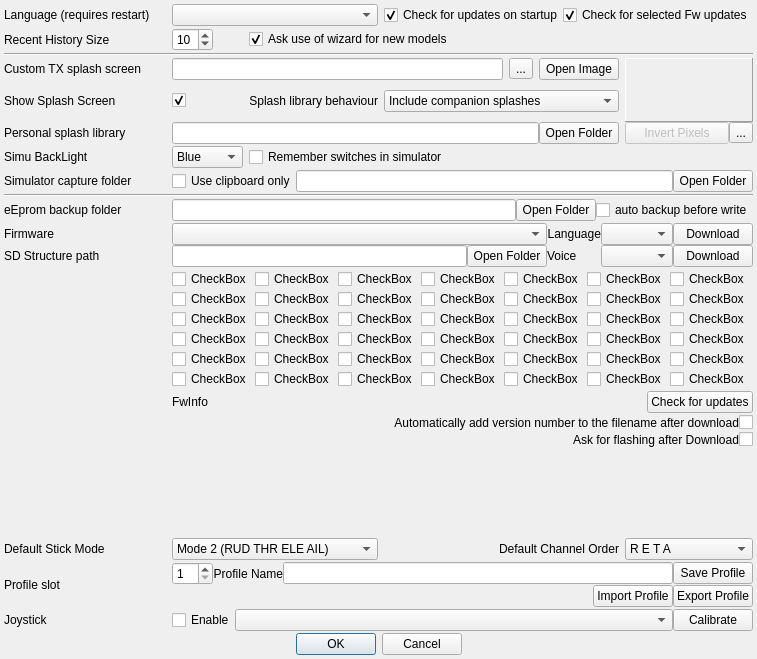
This is src/preferencesdialog.ui in roberto1903/companion9x as Qt 5 draws it before an edit. The edited form follows.
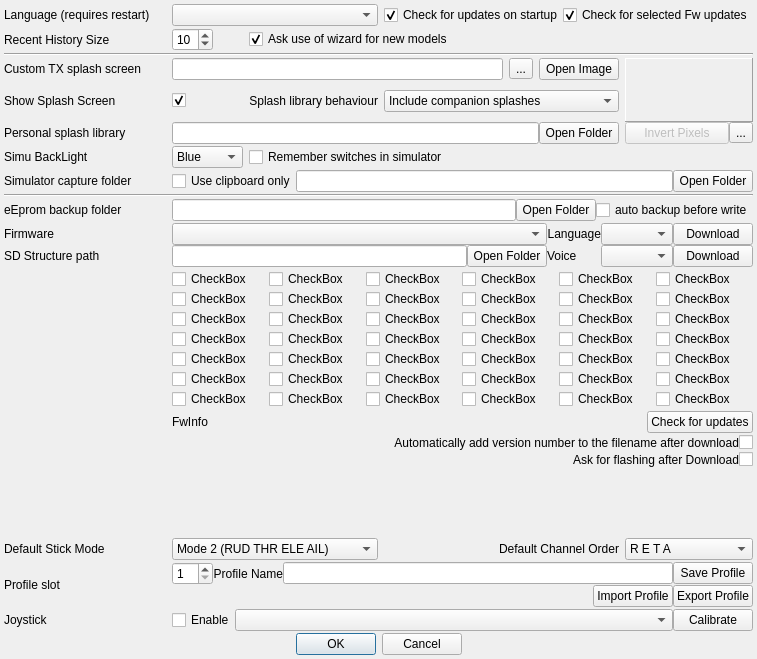
This is the edited form. Icons and pictures are not drawn.

What changed in the file:
```diff
--- a/src/preferencesdialog.ui
+++ b/src/preferencesdialog.ui
@@ -1019,12 +1019,421 @@
     </layout>
    </item>
    <item row="19" column="1" colspan="4">
-    <layout class="QGridLayout" name="gridLayout" columnstretch="1,1,1,1,1,1,1">
+    <layout class="QGridLayout" name="gridLayout" columnstretch="0,0,0,0,0,0">
      <property name="sizeConstraint">
       <enum>QLayout::SetMaximumSize</enum>
      </property>
-     <item row="0" column="5">
-      <widget class="QCheckBox" name="optionCheckBox_6">
+     <item row="4" column="0">
+      <widget class="QCheckBox" name="optionCheckBox_25">
+       <property name="sizePolicy">
+        <sizepolicy hsizetype="MinimumExpanding" vsizetype="Fixed">
+         <horstretch>0</horstretch>
+         <verstretch>0</verstretch>
+        </sizepolicy>
+       </property>
+       <property name="text">
+        <string>CheckBox</string>
+       </property>
+      </widget>
+     </item>
+     <item row="3" column="2">
+      <widget class="QCheckBox" name="optionCheckBox_21">
+       <property name="sizePolicy">
+        <sizepolicy hsizetype="MinimumExpanding" vsizetype="Fixed">
+         <horstretch>0</horstretch>
+         <verstretch>0</verstretch>
+        </sizepolicy>
+       </property>
+       <property name="text">
+        <string>CheckBox</string>
+       </property>
+      </widget>
+     </item>
+     <item row="5" column="3">
+      <widget class="QCheckBox" name="optionCheckBox_34">
+       <property name="sizePolicy">
+        <sizepolicy hsizetype="MinimumExpanding" vsizetype="Fixed">
+         <horstretch>0</horstretch>
+         <verstretch>0</verstretch>
+        </sizepolicy>
+       </property>
+       <property name="text">
+        <string>CheckBox</string>
+       </property>
+      </widget>
+     </item>
+     <item row="6" column="1">
+      <widget class="QCheckBox" name="optionCheckBox_38">
+       <property name="sizePolicy">
+        <sizepolicy hsizetype="MinimumExpanding" vsizetype="Fixed">
+         <horstretch>0</horstretch>
+         <verstretch>0</verstretch>
+        </sizepolicy>
+       </property>
+       <property name="text">
+        <string>CheckBox</string>
+       </property>
+      </widget>
+     </item>
+     <item row="1" column="0">
+      <widget class="QCheckBox" name="optionCheckBox_7">
+       <property name="sizePolicy">
+        <sizepolicy hsizetype="MinimumExpanding" vsizetype="Fixed">
+         <horstretch>0</horstretch>
+         <verstretch>0</verstretch>
+        </sizepolicy>
+       </property>
+       <property name="text">
+        <string>CheckBox</string>
+       </property>
+      </widget>
+     </item>
+     <item row="2" column="3">
+      <widget class="QCheckBox" name="optionCheckBox_16">
+       <property name="sizePolicy">
+        <sizepolicy hsizetype="MinimumExpanding" vsizetype="Fixed">
+         <horstretch>0</horstretch>
+         <verstretch>0</verstretch>
+        </sizepolicy>
+       </property>
+       <property name="text">
+        <string>CheckBox</string>
+       </property>
+      </widget>
+     </item>
+     <item row="6" column="5">
+      <widget class="QCheckBox" name="optionCheckBox_42">
+       <property name="sizePolicy">
+        <sizepolicy hsizetype="MinimumExpanding" vsizetype="Fixed">
+         <horstretch>0</horstretch>
+         <verstretch>0</verstretch>
+        </sizepolicy>
+       </property>
+       <property name="text">
+        <string>CheckBox</string>
+       </property>
+      </widget>
+     </item>
+     <item row="1" column="4">
+      <widget class="QCheckBox" name="optionCheckBox_11">
+       <property name="sizePolicy">
+        <sizepolicy hsizetype="MinimumExpanding" vsizetype="Fixed">
+         <horstretch>0</horstretch>
+         <verstretch>0</verstretch>
+        </sizepolicy>
+       </property>
+       <property name="text">
+        <string>CheckBox</string>
+       </property>
+      </widget>
+     </item>
+     <item row="1" column="5">
+      <widget class="QCheckBox" name="optionCheckBox_12">
+       <property name="sizePolicy">
+        <sizepolicy hsizetype="MinimumExpanding" vsizetype="Fixed">
+         <horstretch>0</horstretch>
+         <verstretch>0</verstretch>
+        </sizepolicy>
+       </property>
+       <property name="text">
+        <string>CheckBox</string>
+       </property>
+      </widget>
+     </item>
+     <item row="3" column="3">
+      <widget class="QCheckBox" name="optionCheckBox_22">
+       <property name="sizePolicy">
+        <sizepolicy hsizetype="MinimumExpanding" vsizetype="Fixed">
+         <horstretch>0</horstretch>
+         <verstretch>0</verstretch>
+        </sizepolicy>
+       </property>
+       <property name="text">
+        <string>CheckBox</string>
+       </property>
+      </widget>
+     </item>
+     <item row="6" column="3">
+      <widget class="QCheckBox" name="optionCheckBox_40">
+       <property name="sizePolicy">
+        <sizepolicy hsizetype="MinimumExpanding" vsizetype="Fixed">
+         <horstretch>0</horstretch>
+         <verstretch>0</verstretch>
+        </sizepolicy>
+       </property>
+       <property name="text">
+        <string>CheckBox</string>
+       </property>
+      </widget>
+     </item>
+     <item row="3" column="5">
+      <widget class="QCheckBox" name="optionCheckBox_24">
+       <property name="sizePolicy">
+        <sizepolicy hsizetype="MinimumExpanding" vsizetype="Fixed">
+         <horstretch>0</horstretch>
+         <verstretch>0</verstretch>
+        </sizepolicy>
+       </property>
+       <property name="text">
+        <string>CheckBox</string>
+       </property>
+      </widget>
+     </item>
+     <item row="4" column="3">
+      <widget class="QCheckBox" name="optionCheckBox_28">
+       <property name="sizePolicy">
+        <sizepolicy hsizetype="MinimumExpanding" vsizetype="Fixed">
+         <horstretch>0</horstretch>
+         <verstretch>0</verstretch>
+        </sizepolicy>
+       </property>
+       <property name="text">
+        <string>CheckBox</string>
+       </property>
+      </widget>
+     </item>
+     <item row="5" column="1">
+      <widget class="QCheckBox" name="optionCheckBox_32">
+       <property name="sizePolicy">
+        <sizepolicy hsizetype="MinimumExpanding" vsizetype="Fixed">
+         <horstretch>0</horstretch>
+         <verstretch>0</verstretch>
+        </sizepolicy>
+       </property>
+       <property name="text">
+        <string>CheckBox</string>
+       </property>
+      </widget>
+     </item>
+     <item row="2" column="5">
+      <widget class="QCheckBox" name="optionCheckBox_18">
+       <property name="sizePolicy">
+        <sizepolicy hsizetype="MinimumExpanding" vsizetype="Fixed">
+         <horstretch>0</horstretch>
+         <verstretch>0</verstretch>
+        </sizepolicy>
+       </property>
+       <property name="text">
+        <string>CheckBox</string>
+       </property>
+      </widget>
+     </item>
+     <item row="4" column="4">
+      <widget class="QCheckBox" name="optionCheckBox_29">
+       <property name="sizePolicy">
+        <sizepolicy hsizetype="MinimumExpanding" vsizetype="Fixed">
+         <horstretch>0</horstretch>
+         <verstretch>0</verstretch>
+        </sizepolicy>
+       </property>
+       <property name="text">
+        <string>CheckBox</string>
+       </property>
+      </widget>
+     </item>
+     <item row="2" column="4">
+      <widget class="QCheckBox" name="optionCheckBox_17">
+       <property name="sizePolicy">
+        <sizepolicy hsizetype="MinimumExpanding" vsizetype="Fixed">
+         <horstretch>0</horstretch>
+         <verstretch>0</verstretch>
+        </sizepolicy>
+       </property>
+       <property name="text">
+        <string>CheckBox</string>
+       </property>
+      </widget>
+     </item>
+     <item row="6" column="4">
+      <widget class="QCheckBox" name="optionCheckBox_41">
+       <property name="sizePolicy">
+        <sizepolicy hsizetype="MinimumExpanding" vsizetype="Fixed">
+         <horstretch>0</horstretch>
+         <verstretch>0</verstretch>
+        </sizepolicy>
+       </property>
+       <property name="text">
+        <string>CheckBox</string>
+       </property>
+      </widget>
+     </item>
+     <item row="5" column="5">
+      <widget class="QCheckBox" name="optionCheckBox_36">
+       <property name="sizePolicy">
+        <sizepolicy hsizetype="MinimumExpanding" vsizetype="Fixed">
+         <horstretch>0</horstretch>
+         <verstretch>0</verstretch>
+        </sizepolicy>
+       </property>
+       <property name="text">
+        <string>CheckBox</string>
+       </property>
+      </widget>
+     </item>
+     <item row="5" column="0">
+      <widget class="QCheckBox" name="optionCheckBox_31">
+       <property name="sizePolicy">
+        <sizepolicy hsizetype="MinimumExpanding" vsizetype="Fixed">
+         <horstretch>0</horstretch>
+         <verstretch>0</verstretch>
+        </sizepolicy>
+       </property>
+       <property name="text">
+        <string>CheckBox</string>
+       </property>
+      </widget>
+     </item>
+     <item row="2" column="2">
+      <widget class="QCheckBox" name="optionCheckBox_15">
+       <property name="sizePolicy">
+        <sizepolicy hsizetype="MinimumExpanding" vsizetype="Fixed">
+         <horstretch>0</horstretch>
+         <verstretch>0</verstretch>
+        </sizepolicy>
+       </property>
+       <property name="text">
+        <string>CheckBox</string>
+       </property>
+      </widget>
+     </item>
+     <item row="2" column="0">
+      <widget class="QCheckBox" name="optionCheckBox_13">
+       <property name="sizePolicy">
+        <sizepolicy hsizetype="MinimumExpanding" vsizetype="Fixed">
+         <horstretch>0</horstretch>
+         <verstretch>0</verstretch>
+        </sizepolicy>
+       </property>
+       <property name="text">
+        <string>CheckBox</string>
+       </property>
+      </widget>
+     </item>
+     <item row="5" column="4">
+      <widget class="QCheckBox" name="optionCheckBox_35">
+       <property name="sizePolicy">
+        <sizepolicy hsizetype="MinimumExpanding" vsizetype="Fixed">
+         <horstretch>0</horstretch>
+         <verstretch>0</verstretch>
+        </sizepolicy>
+       </property>
+       <property name="text">
+        <string>CheckBox</string>
+       </property>
+      </widget>
+     </item>
+     <item row="3" column="1">
+      <widget class="QCheckBox" name="optionCheckBox_20">
+       <property name="sizePolicy">
+        <sizepolicy hsizetype="MinimumExpanding" vsizetype="Fixed">
+         <horstretch>0</horstretch>
+         <verstretch>0</verstretch>
+        </sizepolicy>
+       </property>
+       <property name="text">
+        <string>CheckBox</string>
+       </property>
+      </widget>
+     </item>
+     <item row="1" column="3">
+      <widget class="QCheckBox" name="optionCheckBox_10">
+       <property name="sizePolicy">
+        <sizepolicy hsizetype="MinimumExpanding" vsizetype="Fixed">
+         <horstretch>0</horstretch>
+         <verstretch>0</verstretch>
+        </sizepolicy>
+       </property>
+       <property name="text">
+        <string>CheckBox</string>
+       </property>
+      </widget>
+     </item>
+     <item row="3" column="0">
+      <widget class="QCheckBox" name="optionCheckBox_19">
+       <property name="sizePolicy">
+        <sizepolicy hsizetype="MinimumExpanding" vsizetype="Fixed">
+         <horstretch>0</horstretch>
+         <verstretch>0</verstretch>
+        </sizepolicy>
+       </property>
+       <property name="text">
+        <string>CheckBox</string>
+       </property>
+      </widget>
+     </item>
+     <item row="4" column="1">
+      <widget class="QCheckBox" name="optionCheckBox_26">
+       <property name="sizePolicy">
+        <sizepolicy hsizetype="MinimumExpanding" vsizetype="Fixed">
+         <horstretch>0</horstretch>
+         <verstretch>0</verstretch>
+        </sizepolicy>
+       </property>
+       <property name="text">
+        <string>CheckBox</string>
+       </property>
+      </widget>
+     </item>
+     <item row="6" column="2">
+      <widget class="QCheckBox" name="optionCheckBox_39">
+       <property name="sizePolicy">
+        <sizepolicy hsizetype="MinimumExpanding" vsizetype="Fixed">
+         <horstretch>0</horstretch>
+         <verstretch>0</verstretch>
+        </sizepolicy>
+       </property>
+       <property name="text">
+        <string>CheckBox</string>
+       </property>
+      </widget>
+     </item>
+     <item row="1" column="1">
+      <widget class="QCheckBox" name="optionCheckBox_8">
+       <property name="sizePolicy">
+        <sizepolicy hsizetype="MinimumExpanding" vsizetype="Fixed">
+         <horstretch>0</horstretch>
+         <verstretch>0</verstretch>
+        </sizepolicy>
+       </property>
+       <property name="text">
+        <string>CheckBox</string>
+       </property>
+      </widget>
+     </item>
+     <item row="1" column="2">
+      <widget class="QCheckBox" name="optionCheckBox_9">
+       <property name="sizePolicy">
+        <sizepolicy hsizetype="MinimumExpanding" vsizetype="Fixed">
+         <horstretch>0</horstretch>
+         <verstretch>0</verstretch>
+        </sizepolicy>
+       </property>
+       <property name="text">
+        <string>CheckBox</string>
+       </property>
+      </widget>
+     </item>
+     <item row="5" column="2">
+      <widget class="QCheckBox" name="optionCheckBox_33">
+       <property name="sizePolicy">
+        <sizepolicy hsizetype="MinimumExpanding" vsizetype="Fixed">
+         <horstretch>0</horstretch>
+         <verstretch>0</verstretch>
+        </sizepolicy>
+       </property>
+       <property name="text">
+        <string>CheckBox</string>
+       </property>
+      </widget>
+     </item>
+     <item row="4" column="5">
+      <widget class="QCheckBox" name="optionCheckBox_30">
+       <property name="sizePolicy">
+        <sizepolicy hsizetype="MinimumExpanding" vsizetype="Fixed">
+         <horstretch>0</horstretch>
+         <verstretch>0</verstretch>
+        </sizepolicy>
+       </property>
        <property name="text">
         <string>CheckBox</string>
        </property>
@@ -1032,6 +1441,25 @@
      </item>
      <item row="0" column="3">
       <widget class="QCheckBox" name="optionCheckBox_4">
+       <property name="sizePolicy">
+        <sizepolicy hsizetype="MinimumExpanding" vsizetype="Fixed">
+         <horstretch>0</horstretch>
+         <verstretch>0</verstretch>
+        </sizepolicy>
+       </property>
+       <property name="text">
+        <string>CheckBox</string>
+       </property>
+      </widget>
+     </item>
+     <item row="0" column="5">
+      <widget class="QCheckBox" name="optionCheckBox_6">
+       <property name="sizePolicy">
+        <sizepolicy hsizetype="MinimumExpanding" vsizetype="Fixed">
+         <horstretch>0</horstretch>
+         <verstretch>0</verstretch>
+        </sizepolicy>
+       </property>
        <property name="text">
         <string>CheckBox</string>
        </property>
@@ -1040,7 +1468,7 @@
      <item row="0" column="2">
       <widget class="QCheckBox" name="optionCheckBox_3">
        <property name="sizePolicy">
-        <sizepolicy hsizetype="Expanding" vsizetype="Fixed">
+        <sizepolicy hsizetype="MinimumExpanding" vsizetype="Fixed">
          <horstretch>0</horstretch>
          <verstretch>0</verstretch>
         </sizepolicy>
@@ -1053,7 +1481,7 @@
      <item row="0" column="0">
       <widget class="QCheckBox" name="optionCheckBox_1">
        <property name="sizePolicy">
-        <sizepolicy hsizetype="Expanding" vsizetype="Fixed">
+        <sizepolicy hsizetype="MinimumExpanding" vsizetype="Fixed">
          <horstretch>0</horstretch>
          <verstretch>0</verstretch>
         </sizepolicy>
@@ -1066,7 +1494,7 @@
      <item row="0" column="1">
       <widget class="QCheckBox" name="optionCheckBox_2">
        <property name="sizePolicy">
-        <sizepolicy hsizetype="Expanding" vsizetype="Fixed">
+        <sizepolicy hsizetype="MinimumExpanding" vsizetype="Fixed">
          <horstretch>0</horstretch>
          <verstretch>0</verstretch>
         </sizepolicy>
@@ -1078,258 +1506,64 @@
      </item>
      <item row="0" column="4">
       <widget class="QCheckBox" name="optionCheckBox_5">
-       <property name="text">
-        <string>CheckBox</string>
+       <property name="sizePolicy">
+        <sizepolicy hsizetype="MinimumExpanding" vsizetype="Fixed">
+         <horstretch>0</horstretch>
+         <verstretch>0</verstretch>
+        </sizepolicy>
        </property>
-      </widget>
-     </item>
-     <item row="0" column="6">
-      <widget class="QCheckBox" name="optionCheckBox_7">
        <property name="text">
         <string>CheckBox</string>
        </property>
       </widget>
      </item>
-     <item row="1" column="0">
-      <widget class="QCheckBox" name="optionCheckBox_8">
-       <property name="text">
-        <string>CheckBox</string>
+     <item row="6" column="0">
+      <widget class="QCheckBox" name="optionCheckBox_37">
+       <property name="sizePolicy">
+        <sizepolicy hsizetype="MinimumExpanding" vsizetype="Fixed">
+         <horstretch>0</horstretch>
+         <verstretch>0</verstretch>
+        </sizepolicy>
        </property>
-      </widget>
-     </item>
-     <item row="1" column="1">
-      <widget class="QCheckBox" name="optionCheckBox_9">
-       <property name="text">
-        <string>CheckBox</string>
-       </property>
-      </widget>
-     </item>
-     <item row="1" column="2">
-      <widget class="QCheckBox" name="optionCheckBox_10">
-       <property name="text">
-        <string>CheckBox</string>
-       </property>
-      </widget>
-     </item>
-     <item row="1" column="3">
-      <widget class="QCheckBox" name="optionCheckBox_11">
-       <property name="text">
-        <string>CheckBox</string>
-       </property>
-      </widget>
-     </item>
-     <item row="1" column="4">
-      <widget class="QCheckBox" name="optionCheckBox_12">
-       <property name="text">
-        <string>CheckBox</string>
-       </property>
-      </widget>
-     </item>
-     <item row="1" column="5">
-      <widget class="QCheckBox" name="optionCheckBox_13">
-       <property name="text">
-        <string>CheckBox</string>
-       </property>
-      </widget>
-     </item>
-     <item row="1" column="6">
-      <widget class="QCheckBox" name="optionCheckBox_14">
-       <property name="text">
-        <string>CheckBox</string>
-       </property>
-      </widget>
-     </item>
-     <item row="2" column="0">
-      <widget class="QCheckBox" name="optionCheckBox_15">
-       <property name="text">
-        <string>CheckBox</string>
-       </property>
-      </widget>
-     </item>
-     <item row="2" column="1">
-      <widget class="QCheckBox" name="optionCheckBox_16">
-       <property name="text">
-        <string>CheckBox</string>
-       </property>
-      </widget>
-     </item>
-     <item row="2" column="2">
-      <widget class="QCheckBox" name="optionCheckBox_17">
-       <property name="text">
-        <string>CheckBox</string>
-       </property>
-      </widget>
-     </item>
-     <item row="2" column="3">
-      <widget class="QCheckBox" name="optionCheckBox_18">
-       <property name="text">
-        <string>CheckBox</string>
-       </property>
-      </widget>
-     </item>
-     <item row="2" column="4">
-      <widget class="QCheckBox" name="optionCheckBox_19">
-       <property name="text">
-        <string>CheckBox</string>
-       </property>
-      </widget>
-     </item>
-     <item row="2" column="5">
-      <widget class="QCheckBox" name="optionCheckBox_20">
-       <property name="text">
-        <string>CheckBox</string>
-       </property>
-      </widget>
-     </item>
-     <item row="2" column="6">
-      <widget class="QCheckBox" name="optionCheckBox_21">
-       <property name="text">
-        <string>CheckBox</string>
-       </property>
-      </widget>
-     </item>
-     <item row="3" column="0">
-      <widget class="QCheckBox" name="optionCheckBox_22">
-       <property name="text">
-        <string>CheckBox</string>
-       </property>
-      </widget>
-     </item>
-     <item row="3" column="1">
-      <widget class="QCheckBox" name="optionCheckBox_23">
-       <property name="text">
-        <string>CheckBox</string>
-       </property>
-      </widget>
-     </item>
-     <item row="3" column="2">
-      <widget class="QCheckBox" name="optionCheckBox_24">
-       <property name="text">
-        <string>CheckBox</string>
-       </property>
-      </widget>
-     </item>
-     <item row="3" column="3">
-      <widget class="QCheckBox" name="optionCheckBox_25">
        <property name="text">
         <string>CheckBox</string>
        </property>
       </widget>
      </item>
      <item row="3" column="4">
-      <widget class="QCheckBox" name="optionCheckBox_26">
-       <property name="text">
-        <string>CheckBox</string>
+      <widget class="QCheckBox" name="optionCheckBox_23">
+       <property name="sizePolicy">
+        <sizepolicy hsizetype="MinimumExpanding" vsizetype="Fixed">
+         <horstretch>0</horstretch>
+         <verstretch>0</verstretch>
+        </sizepolicy>
        </property>
-      </widget>
-     </item>
-     <item row="3" column="5">
-      <widget class="QCheckBox" name="optionCheckBox_27">
-       <property name="text">
-        <string>CheckBox</string>
-       </property>
-      </widget>
-     </item>
-     <item row="3" column="6">
-      <widget class="QCheckBox" name="optionCheckBox_28">
-       <property name="text">
-        <string>CheckBox</string>
-       </property>
-      </widget>
-     </item>
-     <item row="4" column="0">
-      <widget class="QCheckBox" name="optionCheckBox_29">
-       <property name="text">
-        <string>CheckBox</string>
-       </property>
-      </widget>
-     </item>
-     <item row="4" column="1">
-      <widget class="QCheckBox" name="optionCheckBox_30">
        <property name="text">
         <string>CheckBox</string>
        </property>
       </widget>
      </item>
      <item row="4" column="2">
-      <widget class="QCheckBox" name="optionCheckBox_31">
-       <property name="text">
-        <string>CheckBox</string>
+      <widget class="QCheckBox" name="optionCheckBox_27">
+       <property name="sizePolicy">
+        <sizepolicy hsizetype="MinimumExpanding" vsizetype="Fixed">
+         <horstretch>0</horstretch>
+         <verstretch>0</verstretch>
+        </sizepolicy>
        </property>
-      </widget>
-     </item>
-     <item row="4" column="3">
-      <widget class="QCheckBox" name="optionCheckBox_32">
        <property name="text">
         <string>CheckBox</string>
        </property>
       </widget>
      </item>
-     <item row="4" column="4">
-      <widget class="QCheckBox" name="optionCheckBox_33">
-       <property name="text">
-        <string>CheckBox</string>
+     <item row="2" column="1">
+      <widget class="QCheckBox" name="optionCheckBox_14">
+       <property name="sizePolicy">
+        <sizepolicy hsizetype="MinimumExpanding" vsizetype="Fixed">
+         <horstretch>0</horstretch>
+         <verstretch>0</verstretch>
+        </sizepolicy>
        </property>
-      </widget>
-     </item>
-     <item row="4" column="5">
-      <widget class="QCheckBox" name="optionCheckBox_34">
-       <property name="text">
-        <string>CheckBox</string>
-       </property>
-      </widget>
-     </item>
-     <item row="4" column="6">
-      <widget class="QCheckBox" name="optionCheckBox_35">
-       <property name="text">
-        <string>CheckBox</string>
-       </property>
-      </widget>
-     </item>
-     <item row="5" column="0">
-      <widget class="QCheckBox" name="optionCheckBox_36">
-       <property name="text">
-        <string>CheckBox</string>
-       </property>
-      </widget>
-     </item>
-     <item row="5" column="1">
-      <widget class="QCheckBox" name="optionCheckBox_37">
-       <property name="text">
-        <string>CheckBox</string>
-       </property>
-      </widget>
-     </item>
-     <item row="5" column="2">
-      <widget class="QCheckBox" name="optionCheckBox_38">
-       <property name="text">
-        <string>CheckBox</string>
-       </property>
-      </widget>
-     </item>
-     <item row="5" column="3">
-      <widget class="QCheckBox" name="optionCheckBox_39">
-       <property name="text">
-        <string>CheckBox</string>
-       </property>
-      </widget>
-     </item>
-     <item row="5" column="4">
-      <widget class="QCheckBox" name="optionCheckBox_40">
-       <property name="text">
-        <string>CheckBox</string>
-       </property>
-      </widget>
-     </item>
-     <item row="5" column="5">
-      <widget class="QCheckBox" name="optionCheckBox_41">
-       <property name="text">
-        <string>CheckBox</string>
-       </property>
-      </widget>
-     </item>
-     <item row="5" column="6">
-      <widget class="QCheckBox" name="optionCheckBox_42">
        <property name="text">
         <string>CheckBox</string>
        </property>
```
Left out of the diff: 40 changed lines with no effect on the pictures.
